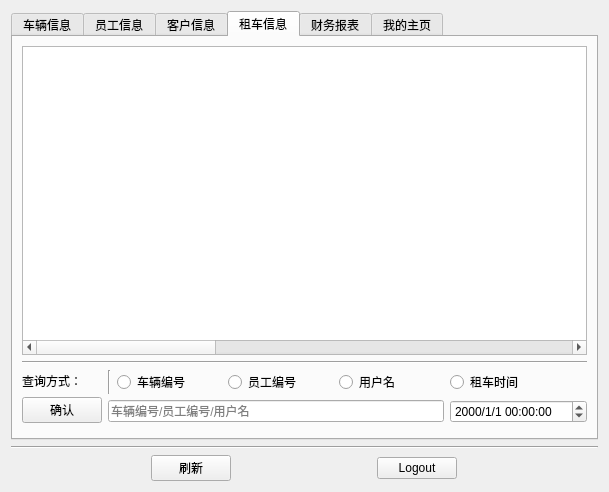
First picture: the form in database/CarRent2/syslogin.ui, repository iyuge2/hust-mylab, before the edit.
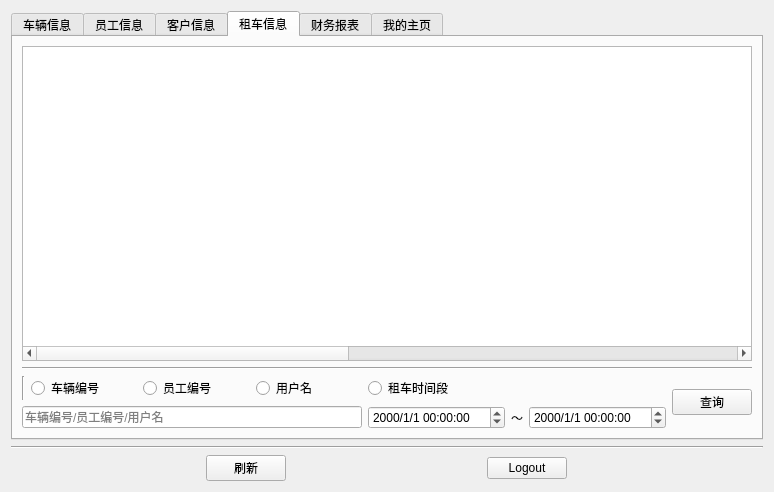
Second picture: the form after the edit. The open tabs and pages were chosen to show the change.

Patch:
```diff
--- a/database/CarRent2/syslogin.ui
+++ b/database/CarRent2/syslogin.ui
@@ -6,7 +6,7 @@
    <rect>
     <x>0</x>
     <y>0</y>
-    <width>609</width>
+    <width>774</width>
     <height>492</height>
    </rect>
   </property>
@@ -17,7 +17,7 @@
    <item>
     <widget class="QTabWidget" name="tabWidget">
      <property name="currentIndex">
-      <number>3</number>
+      <number>1</number>
      </property>
      <widget class="QWidget" name="tab">
       <attribute name="title">
@@ -26,12 +26,18 @@
       <layout class="QVBoxLayout" name="verticalLayout_6">
        <item>
         <widget class="QTableWidget" name="tableWidget">
+         <property name="enabled">
+          <bool>true</bool>
+         </property>
          <property name="autoFillBackground">
           <bool>true</bool>
          </property>
          <property name="sizeAdjustPolicy">
           <enum>QAbstractScrollArea::AdjustIgnored</enum>
          </property>
+         <property name="editTriggers">
+          <set>QAbstractItemView::NoEditTriggers</set>
+         </property>
          <property name="alternatingRowColors">
           <bool>true</bool>
          </property>
@@ -165,6 +171,9 @@
          <property name="sizeAdjustPolicy">
           <enum>QAbstractScrollArea::AdjustIgnored</enum>
          </property>
+         <property name="editTriggers">
+          <set>QAbstractItemView::NoEditTriggers</set>
+         </property>
          <property name="alternatingRowColors">
           <bool>true</bool>
          </property>
@@ -286,6 +295,9 @@
          <property name="sizeAdjustPolicy">
           <enum>QAbstractScrollArea::AdjustIgnored</enum>
          </property>
+         <property name="editTriggers">
+          <set>QAbstractItemView::NoEditTriggers</set>
+         </property>
          <property name="alternatingRowColors">
           <bool>true</bool>
          </property>
@@ -390,15 +402,21 @@
       <attribute name="title">
        <string>租车信息</string>
       </attribute>
-      <layout class="QVBoxLayout" name="verticalLayout_12">
+      <layout class="QVBoxLayout" name="verticalLayout_11">
        <item>
         <widget class="QTableWidget" name="tableWidget_4">
+         <property name="enabled">
+          <bool>true</bool>
+         </property>
          <property name="autoFillBackground">
           <bool>true</bool>
          </property>
          <property name="sizeAdjustPolicy">
           <enum>QAbstractScrollArea::AdjustIgnored</enum>
          </property>
+         <property name="editTriggers">
+          <set>QAbstractItemView::NoEditTriggers</set>
+         </property>
          <property name="alternatingRowColors">
           <bool>true</bool>
          </property>
@@ -448,25 +466,7 @@
         </widget>
        </item>
        <item>
-        <layout class="QHBoxLayout" name="horizontalLayout_9">
-         <item>
-          <layout class="QVBoxLayout" name="verticalLayout_11">
-           <item>
-            <widget class="QLabel" name="label_7">
-             <property name="text">
-              <string>查询方式：</string>
-             </property>
-            </widget>
-           </item>
-           <item>
-            <widget class="QPushButton" name="RentOkButton">
-             <property name="text">
-              <string>确认</string>
-             </property>
-            </widget>
-           </item>
-          </layout>
-         </item>
+        <layout class="QHBoxLayout" name="horizontalLayout_10">
          <item>
           <layout class="QVBoxLayout" name="verticalLayout_9">
            <item>
@@ -518,28 +518,46 @@
            <item>
             <widget class="QRadioButton" name="radioButton_4">
              <property name="text">
-              <string>租车时间</string>
+              <string>租车时间段</string>
              </property>
             </widget>
            </item>
            <item>
-            <widget class="QDateTimeEdit" name="dateTimeEdit">
-             <property name="displayFormat">
-              <string>yyyy/M/d hh:mm:ss</string>
-             </property>
-            </widget>
+            <layout class="QHBoxLayout" name="horizontalLayout_9">
+             <item>
+              <widget class="QDateTimeEdit" name="TimeEdit1">
+               <property name="displayFormat">
+                <string>yyyy/M/d hh:mm:ss</string>
+               </property>
+              </widget>
+             </item>
+             <item>
+              <widget class="QLabel" name="label_8">
+               <property name="text">
+                <string>～</string>
+               </property>
+              </widget>
+             </item>
+             <item>
+              <widget class="QDateTimeEdit" name="TimeEdit2">
+               <property name="displayFormat">
+                <string>yyyy/M/d hh:mm:ss</string>
+               </property>
+              </widget>
+             </item>
+            </layout>
            </item>
           </layout>
          </item>
+         <item>
+          <widget class="QPushButton" name="RentOkButton">
+           <property name="text">
+            <string>查询</string>
+           </property>
+          </widget>
+         </item>
         </layout>
        </item>
-       <item>
-        <widget class="Line" name="line_5">
-         <property name="orientation">
-          <enum>Qt::Vertical</enum>
-         </property>
-        </widget>
-       </item>
       </layout>
      </widget>
      <widget class="QWidget" name="tab_4">
```
